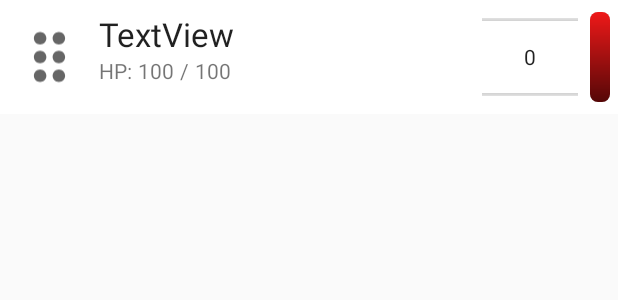
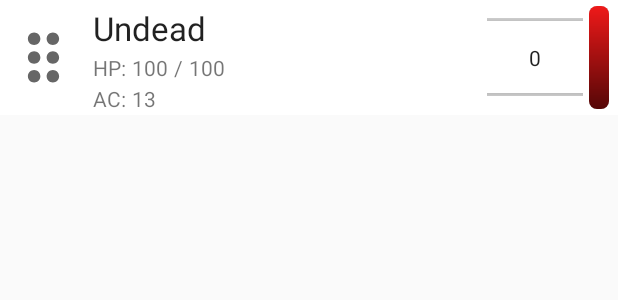
Before and after one commit to lukaskuko9/InitiativeTracker, an Android app: the layout row_item.xml on its own in the app's theme, with its tools: preview values and no code run, on a phone screen of 412 x 824 dp. Shown: the top 300 px of the screen. Run offline under Robolectric (Android 15) with nearby library versions, the phone set to English and light mode, and no system bars.

Commit message:
added ac stat

```diff
--- a/app/src/main/res/layout/row_item.xml
+++ b/app/src/main/res/layout/row_item.xml
@@ -13,12 +13,12 @@
         android:layout_width="0dp"
         android:layout_height="wrap_content"
         android:layout_marginStart="8dp"
-        android:layout_marginEnd="8dp"
-        android:text="TextView"
+        android:layout_marginEnd="4dp"
+        android:text="Undead"
         android:textAppearance="@style/TextAppearance.AppCompat.Large"
         app:layout_constraintEnd_toStartOf="@+id/numberPicker"
         app:layout_constraintStart_toEndOf="@+id/imageView"
-        app:layout_constraintTop_toTopOf="@+id/numberPicker" />
+        app:layout_constraintTop_toTopOf="@+id/imageView" />
 
     <TextView
         android:id="@+id/hpTextView"
@@ -32,26 +32,32 @@
         app:layout_constraintTop_toTopOf="@+id/textView2" />
 
     <TextView
+        android:id="@+id/acTextView"
+        android:layout_width="0dp"
+        android:layout_height="wrap_content"
+        android:text="13"
+        android:textAppearance="@style/TextAppearance.AppCompat.Small"
+        app:layout_constraintBottom_toBottomOf="@+id/textView"
+        app:layout_constraintStart_toStartOf="@+id/hpTextView"
+        app:layout_constraintTop_toTopOf="@+id/textView" />
+
+    <TextView
         android:id="@+id/textView2"
         android:layout_width="wrap_content"
         android:layout_height="wrap_content"
+        android:layout_marginTop="2dp"
         android:text="HP:"
-        app:layout_constraintBottom_toBottomOf="@+id/imageView"
         app:layout_constraintStart_toStartOf="@+id/nametextView"
-        app:layout_constraintTop_toBottomOf="@+id/nametextView"
-        app:layout_constraintVertical_bias="0.0" />
+        app:layout_constraintTop_toBottomOf="@+id/nametextView" />
 
     <NumberPicker
         android:id="@+id/numberPicker"
         android:layout_width="wrap_content"
-        android:layout_height="60dp"
-        android:layout_marginTop="8dp"
-        android:layout_marginEnd="8dp"
-        android:layout_marginBottom="8dp"
-        app:layout_constraintBottom_toBottomOf="parent"
+        android:layout_height="0dp"
+        android:layout_marginEnd="4dp"
+        app:layout_constraintBottom_toBottomOf="@+id/imageView"
         app:layout_constraintEnd_toStartOf="@+id/vertical_progressbar"
-        app:layout_constraintStart_toEndOf="@+id/nametextView"
-        app:layout_constraintTop_toTopOf="parent">
+        app:layout_constraintTop_toTopOf="@+id/imageView">
 
     </NumberPicker>
 
@@ -60,7 +66,7 @@
         style="@style/Widget.ProgressBar.Vertical"
         android:layout_width="13dp"
         android:layout_height="0dp"
-        android:layout_marginEnd="5dp"
+        android:layout_marginEnd="6dp"
         android:progress="100"
         app:layout_constraintBottom_toBottomOf="@+id/numberPicker"
         app:layout_constraintEnd_toEndOf="parent"
@@ -88,14 +94,24 @@
         android:id="@+id/imageView"
         android:layout_width="50dp"
         android:layout_height="0dp"
-        android:layout_marginStart="8dp"
-        android:layout_marginTop="8dp"
-        android:layout_marginBottom="8dp"
+        android:layout_marginStart="4dp"
+        android:layout_marginTop="4dp"
+        android:layout_marginBottom="4dp"
         app:layout_constraintBottom_toBottomOf="parent"
         app:layout_constraintEnd_toStartOf="@+id/nametextView"
-        app:layout_constraintHorizontal_bias="0.0"
         app:layout_constraintStart_toStartOf="parent"
         app:layout_constraintTop_toTopOf="parent"
         app:srcCompat="@drawable/ic_baseline_drag_indicator_24" />
 
+    <TextView
+        android:id="@+id/textView"
+        android:layout_width="wrap_content"
+        android:layout_height="wrap_content"
+        android:layout_marginTop="1dp"
+        android:layout_marginBottom="1dp"
+        android:text="AC:"
+        app:layout_constraintBottom_toBottomOf="parent"
+        app:layout_constraintStart_toStartOf="@+id/textView2"
+        app:layout_constraintTop_toBottomOf="@+id/hpTextView" />
+
 </androidx.constraintlayout.widget.ConstraintLayout>
```
Also changed, not shown: app/src/main/java/com/example/initiativetracker/MainActivity.java (+10 -5 lines), app/src/main/java/com/example/initiativetracker/RecyclerAdapter.java (+14 -1 lines), app/src/main/java/com/example/initiativetracker/RecyclerEntity.java (+10 -6 lines), app/src/main/res/layout/dialogcreatureedit.xml (+30 -1 lines).
